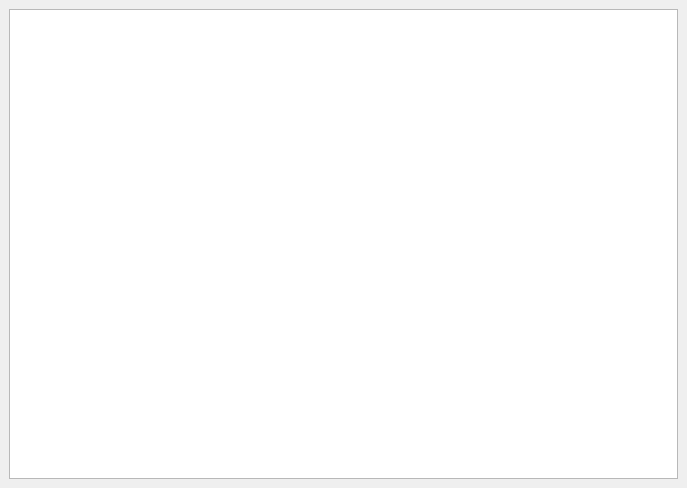
Qt form gui/guifrontend.ui (simonbeaudoin0935/tradestation-algo) before a commit.
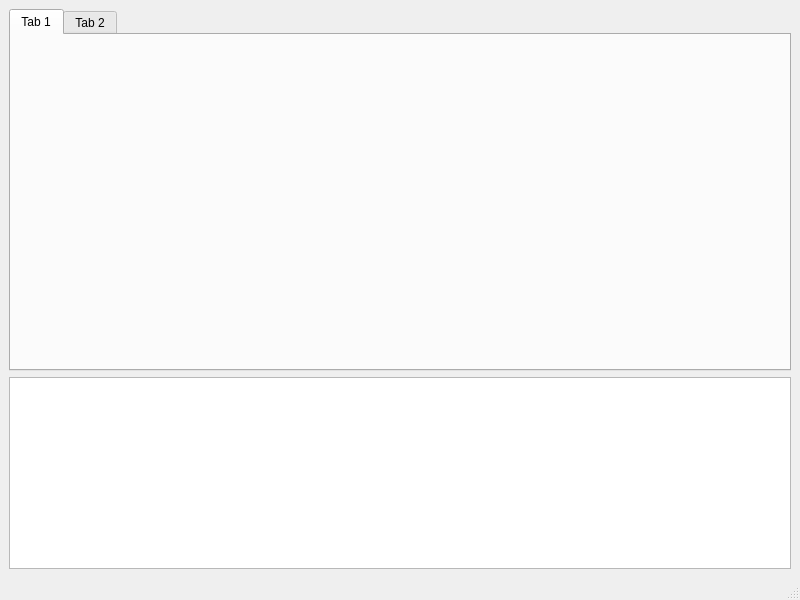
The same form after that commit. Custom widgets are drawn as their Qt base class.

Commit message: successfuly ploting the mock data from AAPL to the chart. It sucks, but it compiles and runs

Patch:
```diff
--- a/gui/guifrontend.ui
+++ b/gui/guifrontend.ui
@@ -6,8 +6,8 @@
    <rect>
     <x>0</x>
     <y>0</y>
-    <width>687</width>
-    <height>488</height>
+    <width>800</width>
+    <height>600</height>
    </rect>
   </property>
   <property name="windowTitle">
@@ -15,8 +15,36 @@
   </property>
   <widget class="QWidget" name="centralwidget">
    <layout class="QVBoxLayout" name="verticalLayout">
+    <item>
+     <widget class="QTabWidget" name="tabWidget">
+      <property name="currentIndex">
+       <number>0</number>
+      </property>
+      <widget class="QWidget" name="tab">
+       <attribute name="title">
+        <string>Tab 1</string>
+       </attribute>
+       <layout class="QVBoxLayout" name="verticalLayout_2">
+        <item>
+         <widget class="StockPriceChart" name="priceChart" native="true"/>
+        </item>
+       </layout>
+      </widget>
+      <widget class="QWidget" name="tab_2">
+       <attribute name="title">
+        <string>Tab 2</string>
+       </attribute>
+      </widget>
+     </widget>
+    </item>
     <item>
      <widget class="QTextEdit" name="logDisplay">
+      <property name="sizePolicy">
+       <sizepolicy hsizetype="Expanding" vsizetype="Maximum">
+        <horstretch>0</horstretch>
+        <verstretch>0</verstretch>
+       </sizepolicy>
+      </property>
       <property name="readOnly">
        <bool>true</bool>
       </property>
@@ -24,7 +52,25 @@
     </item>
    </layout>
   </widget>
+  <widget class="QMenuBar" name="menubar">
+   <property name="geometry">
+    <rect>
+     <x>0</x>
+     <y>0</y>
+     <width>800</width>
+     <height>20</height>
+    </rect>
+   </property>
+  </widget>
+  <widget class="QStatusBar" name="statusbar"/>
  </widget>
+ <customwidgets>
+  <customwidget>
+   <class>StockPriceChart</class>
+   <extends>QWidget</extends>
+   <header>gui/stockpricechart.h</header>
+  </customwidget>
+ </customwidgets>
  <resources/>
  <connections/>
 </ui>
```
The commit also changes 4 other files.
